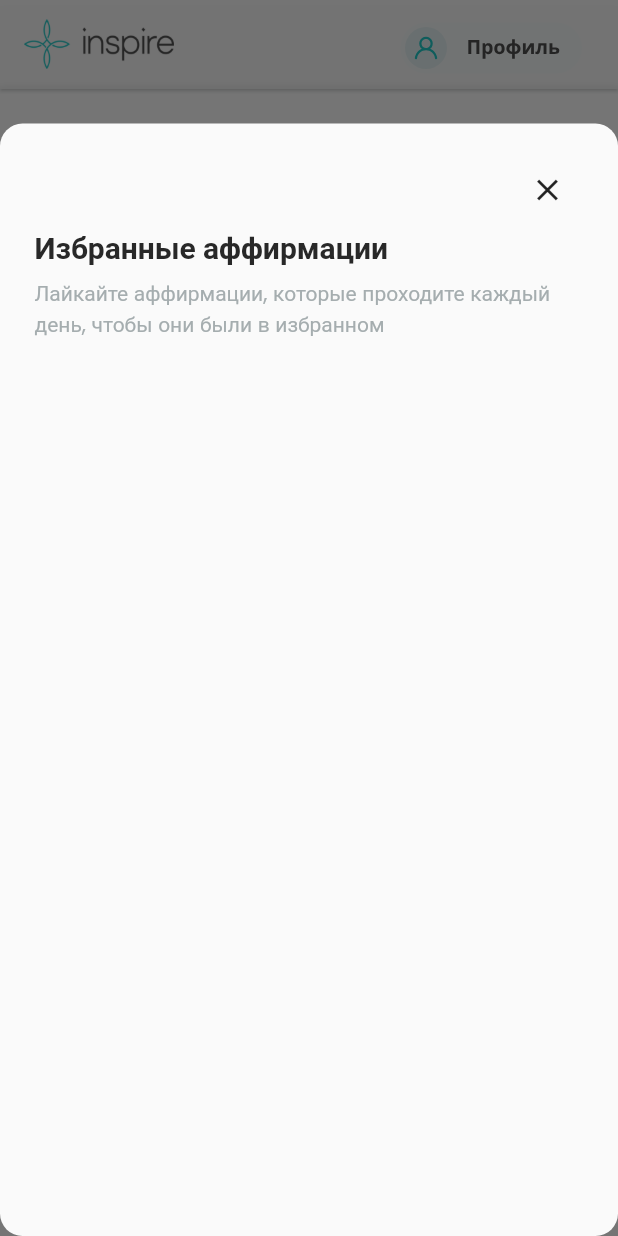
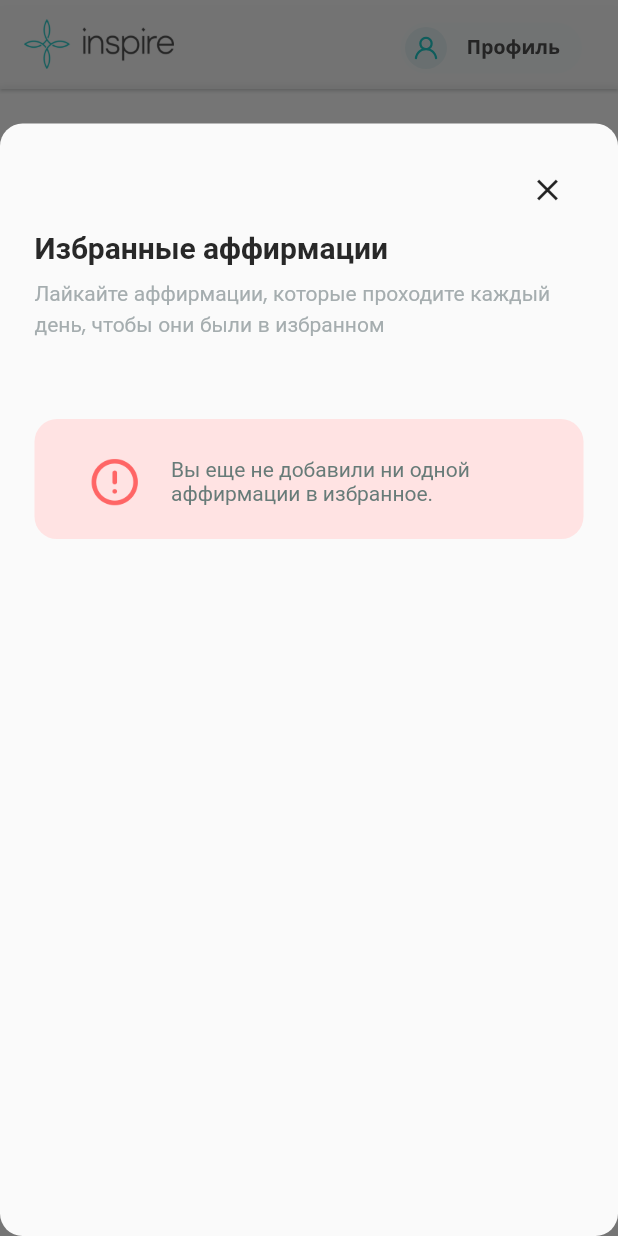
Before and after one commit to Saymakk/inspireapp.kz-mobile, a Flutter app: the AffirmationScreen screen opened directly, after a tap on "Избранные аффирмации", on a phone screen of 412 x 824 dp. Run offline on Flutter 3.47's test engine with Material 2 defaults, Android fonts, the phone set to English and light mode, and no system bars; our stand-ins replace animated_splash_screen, animated_text_kit, audioplayers, blurrycontainer, carousel_slider, dio and 18 more; missing offline and left inert: anchor_scroll_controller, better_open_file, syncfusion_flutter_core, syncfusion_localizations, vimeo_video_player; accounts and stored records are empty; network calls fail; project files that could hold a hidden picture were left out.

Commit message:
Отступы, падинги и маргины

```diff
--- a/lib/screens/affirmation_screen/modal_bottom_sheet.dart
+++ b/lib/screens/affirmation_screen/modal_bottom_sheet.dart
@@ -46,6 +46,28 @@ class _ModalBottomSheetState extends State<ModalBottomSheet> {
                   color: Color(0xffa5adaf)),
             ),
           ),
+          Container(
+            width: double.infinity,
+
+            margin: EdgeInsets.only(top: 20),
+            padding: EdgeInsets.only(
+                left: 19, right: 19, top: 13.5, bottom: 10.5),
+            decoration: BoxDecoration(
+              color: Color(0xffFFE3E3),
+              borderRadius: BorderRadius.circular(15), ),
+            child: ListTile(
+              leading: Image.asset(
+                Const.icns + '!.png',
+                height: 37,
+                color: Color(0xffFF6565),
+              ),
+              title: Text(
+                'Вы еще не добавили ни одной аффирмации в избранное.',
+                maxLines: 4,
+                style: TextStyle(fontSize: 14, color: Const.deepgrey),
+              ),
+            ),
+          ),
         ],
       ),
     );
--- a/lib/screens/main_screen/all_meditations/all_meditations.dart
+++ b/lib/screens/main_screen/all_meditations/all_meditations.dart
@@ -39,6 +39,8 @@ class _AllMeditationsScreenState extends State<AllMeditationsScreen> {
       backgroundColor: Colors.white,
       body: Container(
         padding: EdgeInsets.all(24),
+
+        child: SingleChildScrollView(
           child: Column(
             children: [
               FutureBuilder(
@@ -140,6 +142,7 @@ class _AllMeditationsScreenState extends State<AllMeditationsScreen> {
             ],
           ),
         ),
+      ),
     );
   }
 
@@ -168,7 +171,7 @@ class _AllMeditationsScreenState extends State<AllMeditationsScreen> {
               child: ListTile(
                 isThreeLine: true,
                 title: Padding(
-                  padding: const EdgeInsets.only(bottom: 8.0),
+                  padding: const EdgeInsets.only(bottom: 16),
                   child: Text(
                     medit.title,
                     style: GoogleFonts.poppins(
--- a/lib/screens/main_screen/meditations.dart
+++ b/lib/screens/main_screen/meditations.dart
@@ -234,7 +234,7 @@ class _MeditationsState extends State<Meditations> {
               child: ListTile(
                 isThreeLine: true,
                 title: Padding(
-                  padding: const EdgeInsets.only(bottom: 12),
+                  padding: const EdgeInsets.only(bottom: 16),
                   child: Text(
                     medit.title,
                     style: GoogleFonts.poppins(
--- a/lib/screens/main_screen/mini_courses.dart
+++ b/lib/screens/main_screen/mini_courses.dart
@@ -19,7 +19,7 @@ class MiniCourses extends StatefulWidget {
 
 class _MiniCoursesState extends State<MiniCourses> {
   // AnchorScrollController _scrollController = this.scrollController;
-
+bool visible = false;
   @override
   Widget build(BuildContext context) {
     return Column(
--- a/lib/screens/meditation_screen/meditation_screen.dart
+++ b/lib/screens/meditation_screen/meditation_screen.dart
@@ -257,7 +257,7 @@ class _MeditationScreenState extends State<MeditationScreen> {
               child: ListTile(
                 isThreeLine: true,
                 title: Padding(
-                  padding: const EdgeInsets.only(bottom: 8.0),
+                  padding: const EdgeInsets.only(bottom: 16),
                   child: Text(
                     medit.title,
                     style: GoogleFonts.poppins(
```
Also changed, not shown: lib/screens/ProfileScreen/profile_screen.dart (+4 -7 lines). Lines whose indentation alone changed are shown as unchanged.
